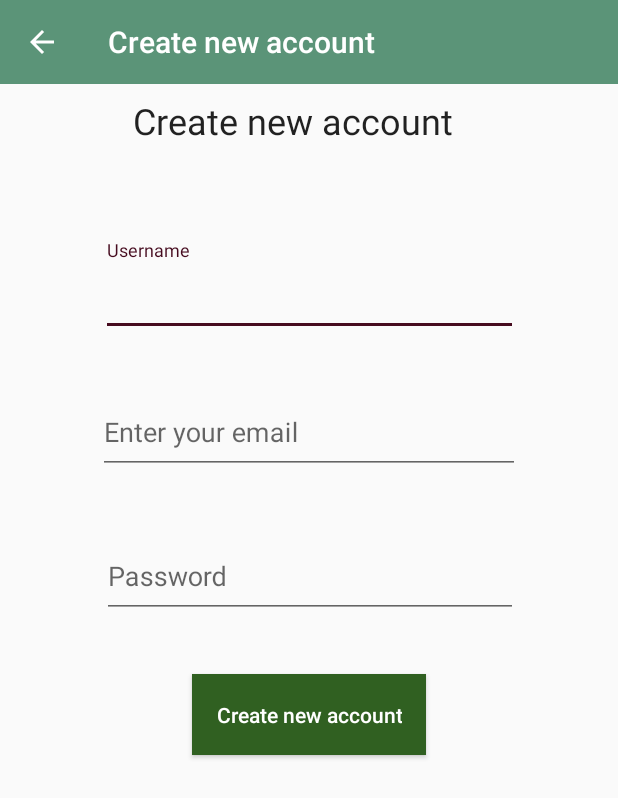
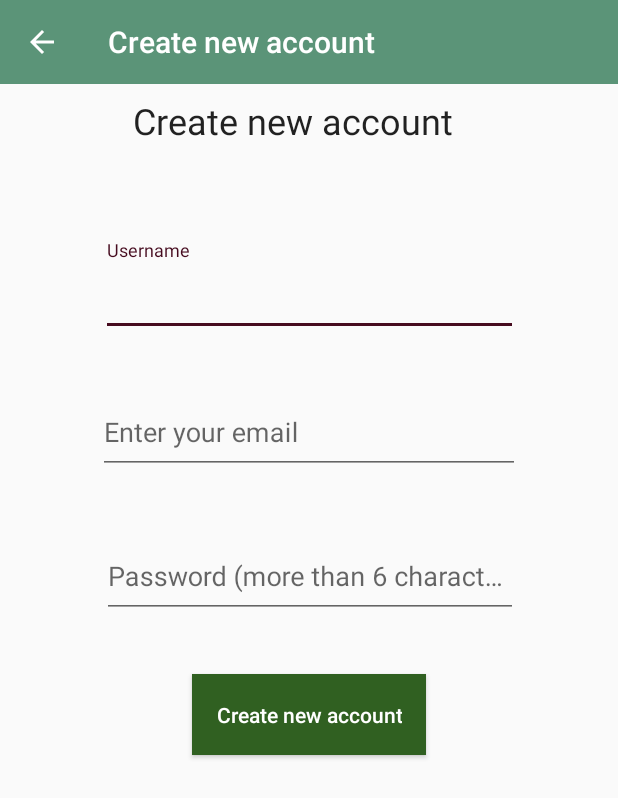
Before and after one commit to theo82/Capstone, an Android app: the RegisterActivity screen opened directly, with no data from a screen before it, on a phone screen of 412 x 824 dp. Shown: the top 798 px of the screen. Run offline under Robolectric (Android 15) with nearby library versions, the phone set to English and light mode, and no system bars; our stand-ins replace Firebase (no records; nobody signed in at launch, a user with empty details on screens opened directly).

Commit message:
All good I think!!!

```diff
--- a/app/src/main/res/values/strings.xml
+++ b/app/src/main/res/values/strings.xml
@@ -50,7 +50,7 @@
     <string name="the_wall_street_journal">The Wall Street Journal</string>
     <string name="enter_your_email">Enter your email</string>
     <string name="hint_email">email</string>
-    <string name="hint_password">Password</string>
+    <string name="hint_password">Password (more than 6 characters)</string>
     <string name="login_to_your_account">Login to your account</string>
     <string name="view_article_in_browser">View article in browser</string>
     <string name="hint_username">Username</string>
```
